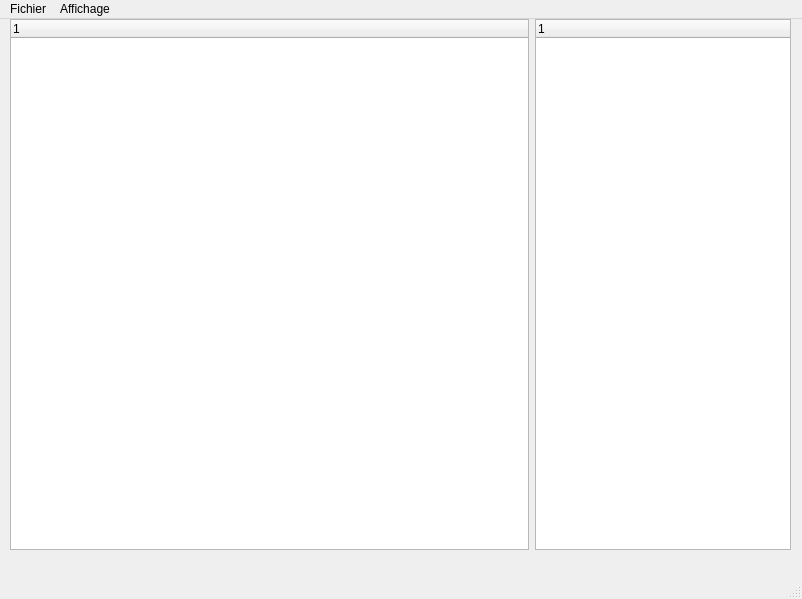
lengagne/yapluka, file yapluka/yaplukawindow.ui: the form before one commit.
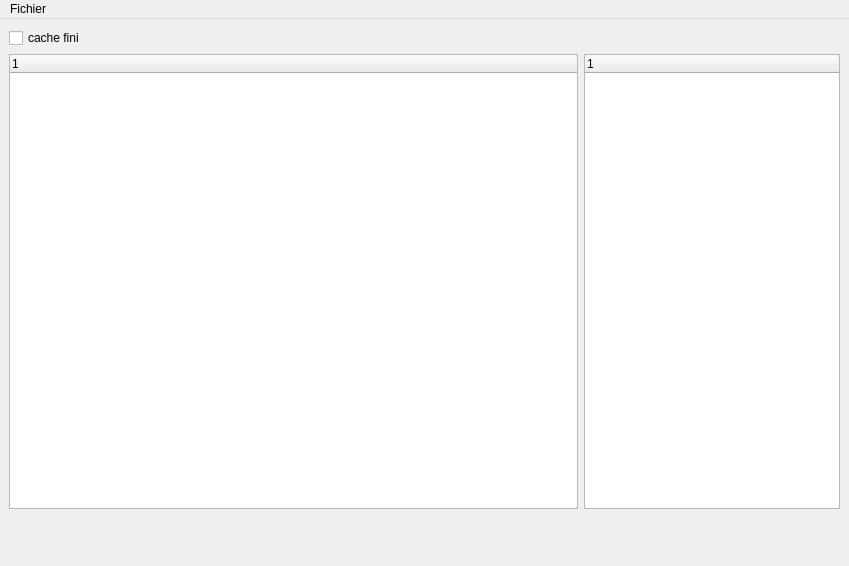
The form after the commit.

```diff
--- a/yapluka/yaplukawindow.ui
+++ b/yapluka/yaplukawindow.ui
@@ -6,8 +6,8 @@
    <rect>
     <x>0</x>
     <y>0</y>
-    <width>802</width>
-    <height>599</height>
+    <width>849</width>
+    <height>566</height>
    </rect>
   </property>
   <property name="windowTitle">
@@ -23,12 +23,24 @@
    <widget class="QWidget" name="verticalLayoutWidget">
     <property name="geometry">
      <rect>
-      <x>10</x>
-      <y>0</y>
-      <width>781</width>
-      <height>531</height>
+      <x>9</x>
+      <y>9</y>
+      <width>831</width>
+      <height>481</height>
      </rect>
     </property>
+    <layout class="QVBoxLayout" name="verticalLayout">
+     <item alignment="Qt::AlignLeft|Qt::AlignTop">
+      <widget class="QCheckBox" name="cachefinibox">
+       <property name="enabled">
+        <bool>true</bool>
+       </property>
+       <property name="text">
+        <string>cache fini</string>
+       </property>
+      </widget>
+     </item>
+     <item>
     <layout class="QHBoxLayout" name="horizontalLayout">
      <property name="sizeConstraint">
       <enum>QLayout::SetDefaultConstraint</enum>
@@ -79,6 +91,8 @@
       </widget>
      </item>
     </layout>
+     </item>
+    </layout>
    </widget>
   </widget>
   <widget class="QMenuBar" name="menubar">
@@ -86,7 +100,7 @@
     <rect>
      <x>0</x>
      <y>0</y>
-     <width>802</width>
+     <width>849</width>
      <height>36</height>
     </rect>
    </property>
@@ -98,28 +112,8 @@
     <addaction name="actionEnregistrer"/>
     <addaction name="actionQuitter"/>
    </widget>
-   <widget class="QMenu" name="menuVue">
-    <property name="title">
-     <string>Affichage</string>
-    </property>
-    <widget class="QMenu" name="menuVue_2">
-     <property name="title">
-      <string>Vue</string>
-     </property>
-     <addaction name="actionid"/>
-     <addaction name="actiontache_2"/>
-     <addaction name="actioncategorie"/>
-     <addaction name="actionpriorite"/>
-     <addaction name="actionpourcentage"/>
-    </widget>
-    <addaction name="menuVue_2"/>
-    <addaction name="actionCacher_fini"/>
-    <addaction name="actionMontrer_fini"/>
-   </widget>
    <addaction name="menuFichier"/>
-   <addaction name="menuVue"/>
   </widget>
-  <widget class="QStatusBar" name="statusbar"/>
   <action name="actionOuvrir">
    <property name="text">
     <string>Ouvrir</string>
```
Left out of the diff: 75 changed lines with no effect on the pictures. Lines whose indentation alone changed are shown as unchanged.
